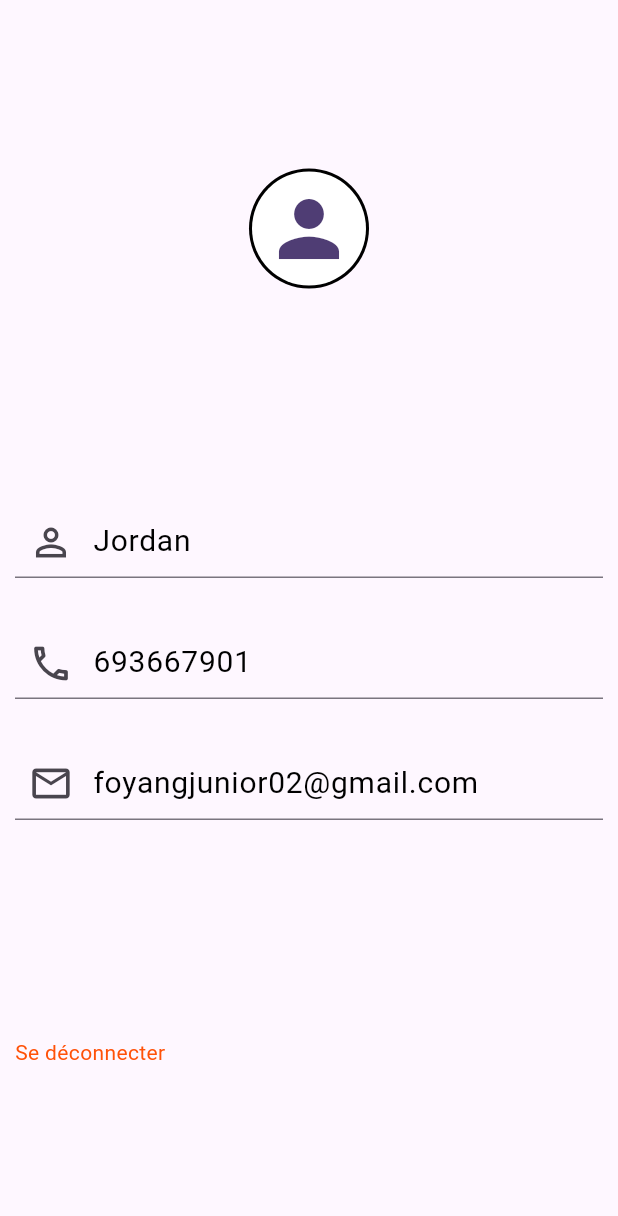
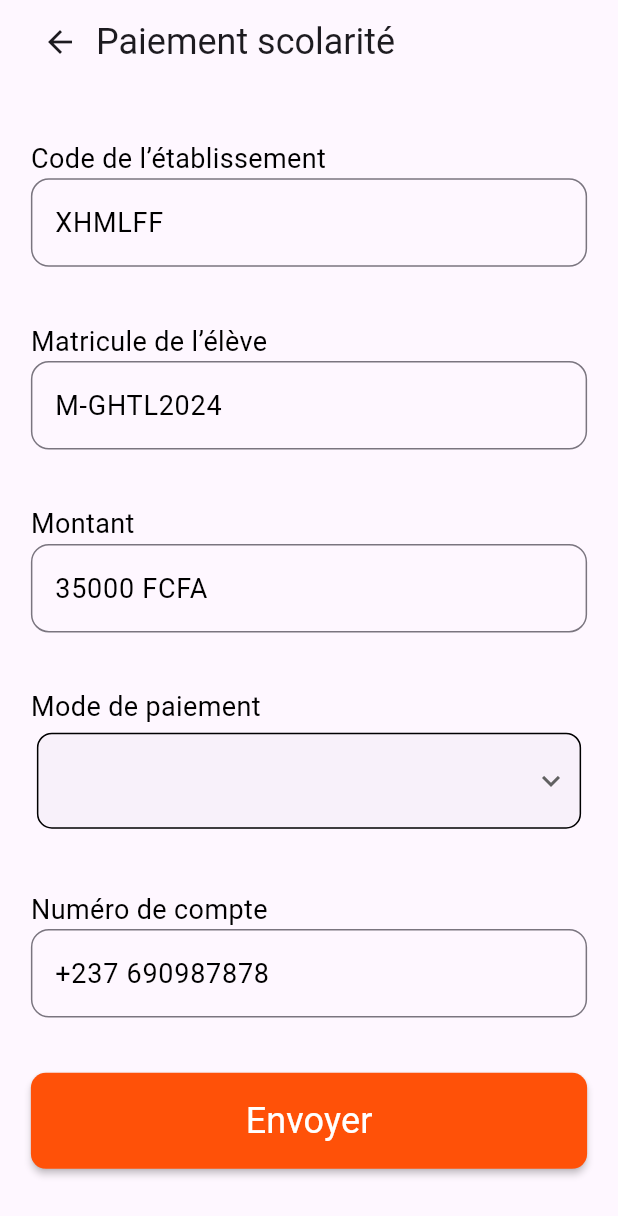
Before and after one commit to gfriedtod/Ms_Pay, a Flutter app: the screen it shows after launch, on a phone screen of 412 x 824 dp. Shown: the top 1216 px of the screen. Run offline on Flutter 3.47's test engine with Material 3 defaults, Android fonts, the phone set to English and light mode, and no system bars; our stand-ins replace google_fonts; Roboto replaces fonts that are missing (Itim).

```diff
--- a/lib/component/basic_input.dart
+++ b/lib/component/basic_input.dart
@@ -5,7 +5,9 @@ class BasicInput extends StatelessWidget {
   final String label;
   final String hintText;
   final TextInputType? textInputType;
-  const BasicInput({super.key, required this.label, required this.hintText, this.textInputType});
+  final TextEditingController? controller = TextEditingController();
+   BasicInput({super.key, required this.label, required this.hintText, this.textInputType ,controller});
+
 
   @override
   Widget build(BuildContext context) {
@@ -14,6 +16,7 @@ class BasicInput extends StatelessWidget {
       children: [
         Text(label, style: GoogleFonts.itim(color: Colors.black, fontSize: 18),),
         TextFormField(
+          controller: controller,
           keyboardType: textInputType ?? TextInputType.text,
           decoration: InputDecoration(
               border: OutlineInputBorder(
@@ -21,7 +24,7 @@ class BasicInput extends StatelessWidget {
                 borderRadius: BorderRadius.circular(12),
               ),
               hintText: hintText,
-              hintStyle: GoogleFonts.itim(color: Colors.black, fontSize: 18)
+              hintStyle: GoogleFonts.itim(color: Colors.black, fontSize: 18 ,)
           ),
         )
       ],
--- /dev/null
+++ b/lib/component/personal_dropDown.dart
@@ -0,0 +1,46 @@
+import 'package:flutter/material.dart';
+import 'package:google_fonts/google_fonts.dart';
+
+class PersonalDropDownWidget extends StatelessWidget {
+ final String label;
+
+  const PersonalDropDownWidget({required this.label});
+
+
+  @override
+  Widget build(BuildContext context) {
+    return Column(
+      crossAxisAlignment: CrossAxisAlignment.start,
+
+      children: [
+        Text(label, style: GoogleFonts.itim(color: Colors.black, fontSize: 18),),
+
+        Card(
+          elevation: 0,
+          shape: RoundedRectangleBorder(
+            borderRadius: BorderRadius.circular(10),
+            side: const BorderSide(
+              width: 1,
+            )
+          ),
+          child: Padding(
+            padding: const EdgeInsets.all(8.0),
+            child: DropdownButtonFormField(
+              decoration: InputDecoration(
+                border: InputBorder.none,
+              ),
+              elevation: 0,
+              icon: Icon(Icons.keyboard_arrow_down),
+              items: [
+                DropdownMenuItem(
+                  value: '1', child: Text('Orange Money'),
+                ),
+                DropdownMenuItem(child: Text('Mtn Mobile Money') , value: '2',),
+              ], onChanged: (String? value) {  },
+            ),
+          )
+        ),
+      ],
+    );
+  }
+}
--- a/lib/main.dart
+++ b/lib/main.dart
@@ -1,5 +1,14 @@
 import 'package:flutter/material.dart';
+import 'package:untitled4/pages/history_detail_page.dart';
+import 'package:untitled4/pages/home_pages.dart';
+import 'package:untitled4/pages/login_page.dart';
+import 'package:untitled4/pages/pay_scool_fees.dart';
 import 'package:untitled4/pages/setting_page.dart';
+import 'package:untitled4/pages/settings_pages.dart';
+import 'package:untitled4/pages/signUP_pages.dart';
+import 'package:untitled4/pages/transaction_stories_pages.dart';
+import 'package:untitled4/pages/unavailable_service_page.dart';
+import 'package:untitled4/pages/welcome_pages.dart';
 
 void main() {
   runApp(const MyApp());
@@ -8,16 +17,31 @@ void main() {
 class MyApp extends StatelessWidget {
   const MyApp({super.key});
 
+  // This widget is the root of your application.
   @override
   Widget build(BuildContext context) {
     return MaterialApp(
-      debugShowCheckedModeBanner: false,
       title: 'Flutter Demo',
       theme: ThemeData(
+        // This is the theme of your application.
+        //
+        // TRY THIS: Try running your application with "flutter run". You'll see
+        // the application has a blue toolbar. Then, without quitting the app,
+        // try changing the seedColor in the colorScheme below to Colors.green
+        // and then invoke "hot reload" (save your changes or press the "hot
+        // reload" button in a Flutter-supported IDE, or press "r" if you used
+        // the command line to start the app).
+        //
+        // Notice that the counter didn't reset back to zero; the application
+        // state is not lost during the reload. To reset the state, use hot
+        // restart instead.
+        //
+        // This works for code too, not just values: Most code changes can be
+        // tested with just a hot reload.
         colorScheme: ColorScheme.fromSeed(seedColor: Colors.deepPurple),
         useMaterial3: true,
       ),
-      home:  const SettingPage(),
+      home:  PaySchoolFeesPages(),
     );
   }
 }
--- a/lib/pages/history_detail_page.dart
+++ b/lib/pages/history_detail_page.dart
@@ -28,7 +28,7 @@ class HistoryDetailPage extends StatelessWidget {
                   height: height/1.3,
                   child:  Container(
                     padding: EdgeInsets.only(left: width/10, right: width/10, top: height/10),
-                    child: const Column(
+                    child:  Column(
                       mainAxisAlignment: MainAxisAlignment.spaceEvenly,
                       crossAxisAlignment: CrossAxisAlignment.center,
                       children: [
--- /dev/null
+++ b/lib/pages/pay_scool_fees.dart
@@ -0,0 +1,67 @@
+import 'package:flutter/material.dart';
+import 'package:google_fonts/google_fonts.dart';
+import 'package:untitled4/component/basic_input.dart';
+import 'package:untitled4/component/personal_button.dart';
+import 'package:untitled4/component/personal_dropDown.dart';
+
+class PaySchoolFeesPages extends StatelessWidget {
+  const PaySchoolFeesPages({super.key});
+
+  @override
+  Widget build(BuildContext context) {
+    Size size = MediaQuery.of(context).size;
+    return Scaffold(
+      appBar: AppBar(
+        title: Row(
+          children: [
+            IconButton(onPressed: (){}, icon: Icon(Icons.arrow_back)),
+            Text(
+              'Paiement scolarité',
+              style: GoogleFonts.itim(
+                fontSize: 24,
+                fontWeight: FontWeight.w400,
+              )
+            )
+          ],
+        ),
+
+      ),
+      body:SingleChildScrollView(
+        child: Center(
+          child: SizedBox(
+            width: size.width *0.9,
+            child: Column(
+              children: [
+                SizedBox(
+                  height: size.height *0.8,
+                  child: Column(
+                    mainAxisAlignment: MainAxisAlignment.spaceEvenly,
+                    children: [
+
+                      BasicInput(label: "Code de l’établissement", hintText: 'XHMLFF'),
+                      BasicInput(label: "Matricule de l’élève", hintText: 'M-GHTL2024'),
+                      BasicInput(label: "Montant", hintText: '35000 FCFA'),
+                      PersonalDropDownWidget(label: 'Mode de paiement',),
+                      BasicInput(label: 'Numéro de compte', hintText: '+237 690987878'),
+
+
+
+
+                    ]
+                  ),
+                ),
+                LayoutBuilder(
+                  builder: (context ,constraints) {
+                    return SizedBox(
+                        width: constraints.maxWidth,
+                        child: PersonalButton(onPressed: (){}, text: 'Envoyer', state: true));
+                  }
+                )
+              ],
+            ),
+          ),
+        ),
+      ) ,
+    );
+  }
+}
--- a/lib/pages/settings_pages.dart
+++ b/lib/pages/settings_pages.dart
@@ -1,10 +1,11 @@
+import 'dart:collection';
+
 import 'package:flutter/material.dart';
 import 'package:google_fonts/google_fonts.dart';
 import 'package:untitled4/utils/app_colors.dart';
 
 class SettingsPages extends StatelessWidget {
   const SettingsPages({super.key});
-
   @override
   Widget build(BuildContext context) {
     final size = MediaQuery.of(context).size;
```
Also changed, not shown: assets/images/profilev2.png (added).
